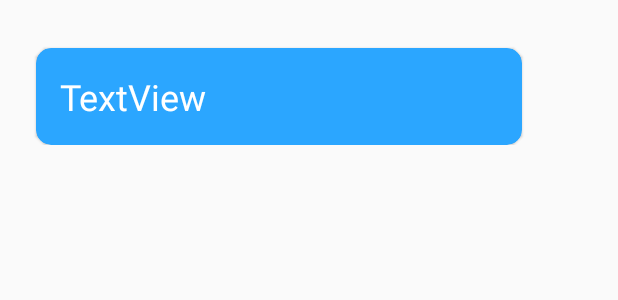
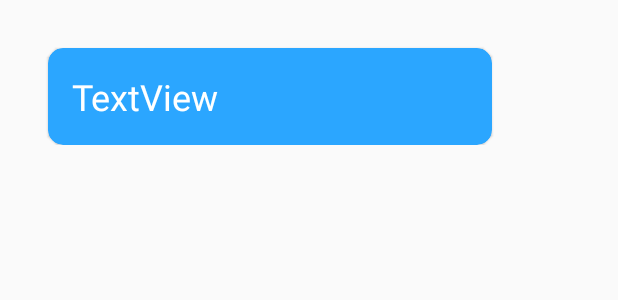
Before and after one commit to BryanAntonnio/ProjectSA, an Android app: the layout fragment_reminder_result.xml on its own in the app's theme, with its tools: preview values and no code run, on a phone screen of 412 x 824 dp. Shown: the top 300 px of the screen. Run offline under Robolectric (Android 15) with nearby library versions, the phone set to English and light mode, and no system bars.

Commit message:
fix reminder input (not perfect yet)

```diff
--- a/app/src/main/java/com/uc/finalproject/MainActivity.java
+++ b/app/src/main/java/com/uc/finalproject/MainActivity.java
@@ -45,7 +45,6 @@ public class MainActivity extends AppCompatActivity {
 
     private BottomNavigationView.OnNavigationItemSelectedListener navListener =
             new BottomNavigationView.OnNavigationItemSelectedListener() {
-                FloatingActionButton button_add_notes;
                 @Override
                 public boolean onNavigationItemSelected(@NonNull MenuItem item) {
 
--- a/app/src/main/java/com/uc/finalproject/ui/reminder/ReminderAddActivity.java
+++ b/app/src/main/java/com/uc/finalproject/ui/reminder/ReminderAddActivity.java
@@ -30,7 +30,7 @@ public class ReminderAddActivity extends AppCompatDialogFragment {
 
         LayoutInflater inflater = getActivity().getLayoutInflater();
         View view = inflater.inflate(R.layout.fragment_reminder_input,null);
-
+        reminder_input = view.findViewById(R.id.reminder_field);
         builder.setView(view).setNegativeButton("cancel", new DialogInterface.OnClickListener(){
             @Override
             public void onClick(DialogInterface dialogInterface, int i) {
@@ -39,13 +39,13 @@ public class ReminderAddActivity extends AppCompatDialogFragment {
         }).setPositiveButton("Simpan", new DialogInterface.OnClickListener() {
             @Override
             public void onClick(DialogInterface dialog, int which) {
+                judulReminder = reminder_input.getText().toString();
                 SimpanReminder simpanReminder = new SimpanReminder(judulReminder);
                 ArrayReminder.listReminder.add(simpanReminder);
-                getActivity().finish();
             }
         });
 
-        reminder_input = view.findViewById(R.id.reminder_field);
+
         return builder.create();
     }
 }
--- a/app/src/main/res/layout/fragment_reminder_input.xml
+++ b/app/src/main/res/layout/fragment_reminder_input.xml
@@ -32,7 +32,10 @@
                 android:background="@drawable/rounded_edittext"
                 android:ems="10"
                 android:inputType="textPersonName"
-                android:textSize="24sp"
+                android:paddingStart="5dp"
+                android:paddingTop="3dp"
+                android:paddingBottom="3dp"
+                android:textSize="20sp"
                 app:layout_constraintBottom_toBottomOf="parent"
                 app:layout_constraintEnd_toEndOf="parent"
                 app:layout_constraintHorizontal_bias="0.0"
--- a/app/src/main/res/layout/fragment_reminder_result.xml
+++ b/app/src/main/res/layout/fragment_reminder_result.xml
@@ -10,9 +10,9 @@
         android:id="@+id/CardViewReminder"
         android:layout_width="0dp"
         android:layout_height="wrap_content"
-        android:layout_marginStart="24dp"
+        android:layout_marginStart="32dp"
         android:layout_marginTop="32dp"
-        android:layout_marginEnd="64dp"
+        android:layout_marginEnd="84dp"
         app:cardBackgroundColor="@color/colorBlue"
         app:cardCornerRadius="10dp"
         app:cardElevation="1dp"
```
